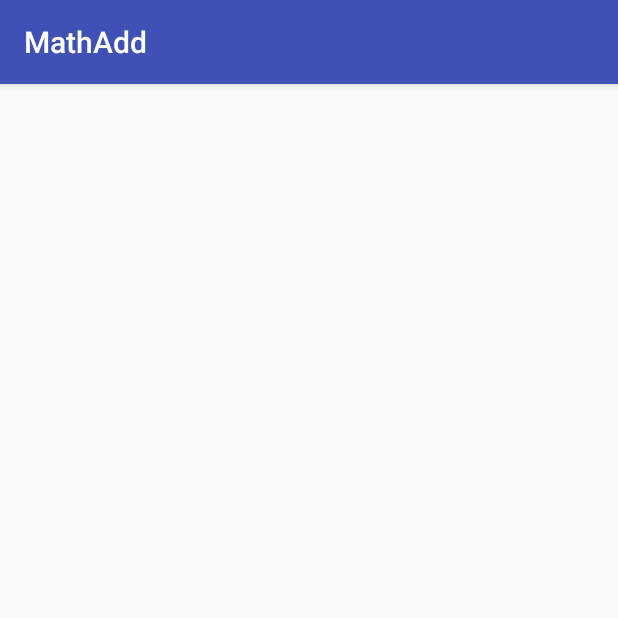
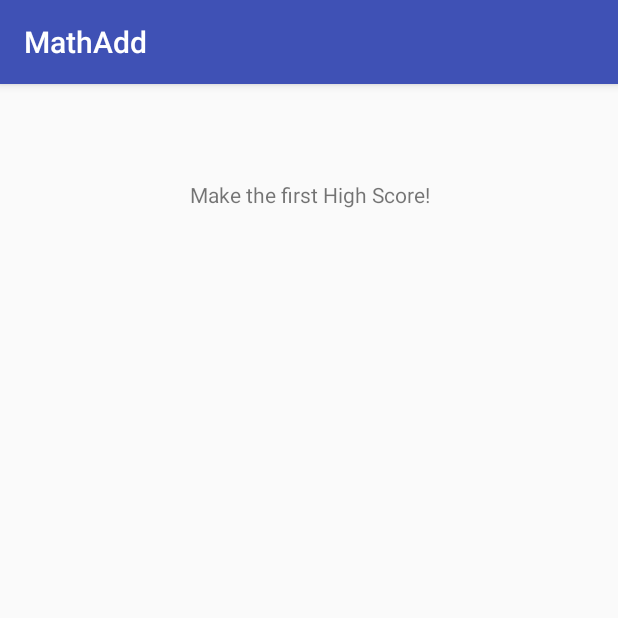
Before and after one commit to AnSrwn/MathAdd, an Android app: the HighScore screen opened directly, with no data from a screen before it, on a phone screen of 412 x 824 dp, the top half of it. Run offline under Robolectric (Android 15) with nearby library versions, the phone set to English and light mode, and no system bars; our stand-ins replace data binding.

Commit message:
textView noHighScore

```diff
--- a/app/src/main/java/com/andreas/mathadd/GameActivity.java
+++ b/app/src/main/java/com/andreas/mathadd/GameActivity.java
@@ -157,6 +157,7 @@ public class GameActivity extends AppCompatActivity {
 
         final EditText input = new EditText(this);
         input.setInputType(InputType.TYPE_CLASS_TEXT);
+        input.setHint(getResources().getString(R.string.yourName));
 
         builder.setView(input);
 
--- a/app/src/main/java/com/andreas/mathadd/HighScore.java
+++ b/app/src/main/java/com/andreas/mathadd/HighScore.java
@@ -3,6 +3,7 @@ package com.andreas.mathadd;
 import android.databinding.DataBindingUtil;
 import android.support.v7.app.AppCompatActivity;
 import android.os.Bundle;
+import android.view.View;
 import android.widget.ListView;
 
 import com.andreas.mathadd.databinding.ActivityHighScoreBinding;
@@ -21,6 +22,8 @@ public class HighScore extends AppCompatActivity {
 
         binding = DataBindingUtil.setContentView(this, R.layout.activity_high_score);
         binding.setHighScoreData(highScoreData);
+
+        findViewById(R.id.layoutNoHighScore).setVisibility(View.GONE);
     }
 
     @Override
@@ -30,6 +33,10 @@ public class HighScore extends AppCompatActivity {
 
         ArrayList<HighScoreItem> highScore = new ArrayList<>(highScoreData.getHighScore());
 
+        if(highScore.isEmpty()) {
+            findViewById(R.id.layoutNoHighScore).setVisibility(View.VISIBLE);
+        }
+
         HighScoreListAdapter adapter = new HighScoreListAdapter(HighScore.this, R.layout.list_view_item, highScore);
         listView.setAdapter(adapter);
     }
--- a/app/src/main/res/layout/activity_high_score.xml
+++ b/app/src/main/res/layout/activity_high_score.xml
@@ -24,5 +24,26 @@
             android:clickable="false"
             android:divider="@null"
             android:dividerHeight="10dp"/>
+
+        <android.support.constraint.ConstraintLayout
+            android:id="@+id/layoutNoHighScore"
+            android:layout_width="match_parent"
+            android:layout_height="match_parent">
+
+            <TextView
+                android:id="@+id/textViewNoHighScore"
+                android:layout_width="wrap_content"
+                android:layout_height="wrap_content"
+                android:layout_marginEnd="111dp"
+                android:layout_marginLeft="112dp"
+                android:layout_marginRight="111dp"
+                android:layout_marginStart="112dp"
+                android:layout_marginTop="64dp"
+                android:text="@string/noHighScore"
+                app:layout_constraintEnd_toEndOf="parent"
+                app:layout_constraintStart_toStartOf="parent"
+                app:layout_constraintTop_toTopOf="parent" />
+
+    </android.support.constraint.ConstraintLayout>
     </android.support.constraint.ConstraintLayout>
 </layout>
--- a/app/src/main/res/values/strings.xml
+++ b/app/src/main/res/values/strings.xml
@@ -9,4 +9,7 @@
     <string name="newHighScore">New High Score!</string>
     <string name="ok">OK</string>
     <string name="cancel">Cancel</string>
+    <string name="yourName">Your Name</string>
+    <string name="noHighScore">Make the first High Score!</string>
+
 </resources>
```
